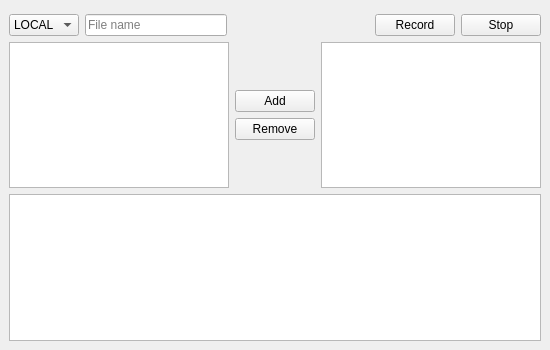
This is rqt_record/resource/mainwindow.ui in sonia-auv/ros2_rqt_sonia_plugins as Qt 5 draws it before an edit. The edited form follows.
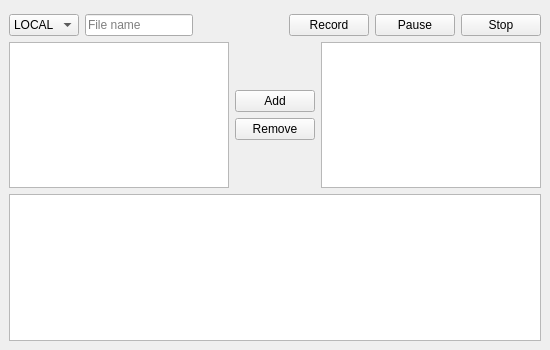
This is the edited form.

The edit to the form file:
```diff
--- a/rqt_record/resource/mainwindow.ui
+++ b/rqt_record/resource/mainwindow.ui
@@ -109,6 +109,13 @@
         </property>
        </widget>
       </item>
+      <item>
+       <widget class="QPushButton" name="pauseBtn">
+        <property name="text">
+         <string>Pause</string>
+        </property>
+       </widget>
+      </item>
       <item>
        <widget class="QPushButton" name="stopBtn">
         <property name="text">
```
